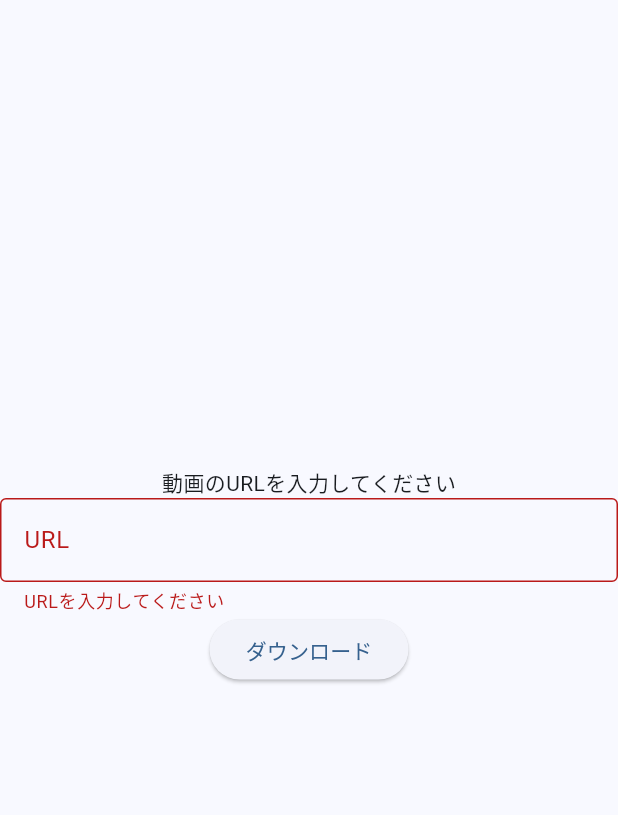
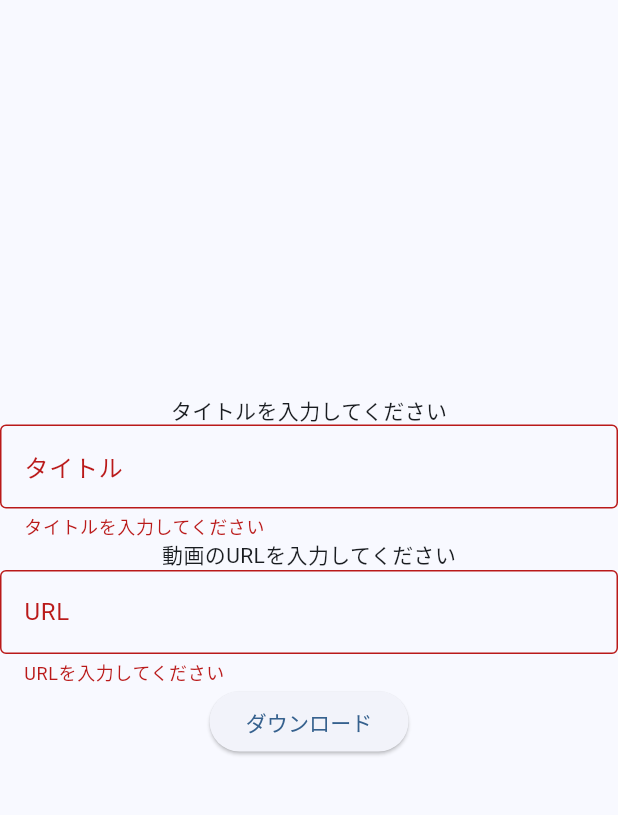
Before and after one commit to umiyuri777/youtube_downloader, a Flutter app: the screen it shows after launch, after a tap on "ダウンロード", on a phone screen of 412 x 824 dp, the part 84-899 px from its top. Run offline on Flutter 3.47's test engine with Material 3 defaults, Android fonts, the phone set to English and light mode, and no system bars; our stand-ins replace hooks_riverpod; missing offline and left inert: flutter_file_dialog; network calls fail.

Commit message:
タイトル入力欄追加

```diff
--- a/lib/main.dart
+++ b/lib/main.dart
@@ -1,6 +1,8 @@
 
 import 'dart:convert';
+import 'package:flutter/foundation.dart';
 import 'package:flutter/material.dart';
+import 'package:flutter_file_dialog/flutter_file_dialog.dart';
 import 'package:hooks_riverpod/hooks_riverpod.dart';
 import 'package:http/http.dart' as http;
 // import 'dart:io';
@@ -38,8 +40,10 @@ class MyHomePage extends HookConsumerWidget {
   @override
   Widget build(BuildContext context, WidgetRef ref){
 
-    final TextEditingController controller = TextEditingController();
-    final formkey = GlobalKey<FormState>();
+    final TextEditingController Title_controller = TextEditingController();
+    final TextEditingController URL_controller = TextEditingController();
+    final title_formkey = GlobalKey<FormState>();
+    final URL_formkey = GlobalKey<FormState>();
 
     return Scaffold(
       appBar: AppBar(
@@ -51,21 +55,38 @@ class MyHomePage extends HookConsumerWidget {
           mainAxisAlignment: MainAxisAlignment.center,
           children: <Widget>[
             const Text(
+              'タイトルを入力してください',
+            ),
+            Form(
+              key: title_formkey,
+              child: TextFormField(
+                validator: (value) {
+                  if (value == null || value.isEmpty) {
+                    return 'タイトルを入力してください';
+                  }
+                  return null;
+                },
+                controller: Title_controller,
+                decoration: const InputDecoration(
+                  border: OutlineInputBorder(),
+                  labelText: 'タイトル',
+                ),
+              ),
+            ),
+
+            const Text(
               '動画のURLを入力してください',
             ),
             Form(
-              key: formkey,
+              key: URL_formkey,
               child: TextFormField(
-                onChanged: (value) {
-
-                },
                 validator: (value) {
                   if (value == null || value.isEmpty) {
                     return 'URLを入力してください';
                   }
                   return null;
                 },
-                controller: controller,
+                controller: URL_controller,
                 decoration: const InputDecoration(
                   border: OutlineInputBorder(),
                   labelText: 'URL',
@@ -74,10 +95,10 @@ class MyHomePage extends HookConsumerWidget {
             ),
           ElevatedButton(
             onPressed: () {
-              if(formkey.currentState!.validate()){
+              if(URL_formkey.currentState!.validate() || title_formkey.currentState!.validate()){
                 Navigator.push(
                   context,
-                  MaterialPageRoute(builder: (context) => Downloadprogress(videourl: controller.text)),
+                  MaterialPageRoute(builder: (context) => Downloadprogress(title: Title_controller.text, videourl : URL_controller.text)),
                 );
               }
             },
@@ -95,7 +116,8 @@ class MyHomePage extends HookConsumerWidget {
 class Downloadprogress extends HookConsumerWidget {
 
   final String videourl;
-  Downloadprogress({super.key, required this.videourl});
+  final String title;
+  Downloadprogress({super.key, required this.videourl, required this.title});
 
   final apiurl = Uri.parse('http://127.0.0.1:7000/download');
 
@@ -117,7 +139,31 @@ class Downloadprogress extends HookConsumerWidget {
       debugPrint('failed');
       return 'エラー: ステータスコード${response.statusCode}';
     }
+  }
 
+  Future<bool> saveFile(String filename) async {
+    final url = Uri.parse("http://127.0.0.1:7000/file_download");
+    final data = await http.get(url);
+    try {
+      if(data.statusCode == 200){
+        final params = SaveFileDialogParams(
+          data: data.bodyBytes,
+          fileName: filename,
+        );
+        final savedfilePath = await FlutterFileDialog.saveFile(params: params);
+        if(savedfilePath == null){
+          throw Exception('ファイルの保存に失敗しました');
+        }
+      }else{
+        throw Exception('ファイルのダウンロードに失敗しました');
+      }
+    } catch (e) {
+      if(kDebugMode){
+        debugPrint('エラーが発生しました: $e');
+      }
+      return false;
+    }
+    return true;
   }
 
   @override
@@ -134,14 +180,38 @@ class Downloadprogress extends HookConsumerWidget {
               if (snapshot.hasError) {
                 return Text('エラーが発生しました: ${snapshot.error}');
               } else {
-                return Text(snapshot.data ?? '返り値はあるが、データがありません');
+                if(snapshot.data == 'Download successful'){
+                  return ElevatedButton(
+                    onPressed: () async {
+                      final result = await saveFile('$title.mp4');
+                      if(result){
+                        ScaffoldMessenger.of(context).showSnackBar(
+                          const SnackBar(
+                            content: Text('ファイルの保存に成功しました'),
+                          )
+                        );
+                      } else {
+                        ScaffoldMessenger.of(context).showSnackBar(
+                          const SnackBar(
+                            content: Text('ファイルの保存に失敗しました'),
+                          )
+                        );
+                      }
+                    },
+                    child: const Text('この端末にファイルを保存'),
+                  );
+                } else {
+                  return const Text('エラーが発生しました');
+
+                }
+
               }
             } else {
               return const Column(
                 mainAxisAlignment: MainAxisAlignment.center,
                 children: <Widget>[
                   Text(
-                    'ダウンロード中です\nこれには時間がかかる場合があります',
+                    'サーバーに動画をダウンロード中です\nこれには時間がかかる場合があります',
                   ),
                   CircularProgressIndicator()
                 ]
```
